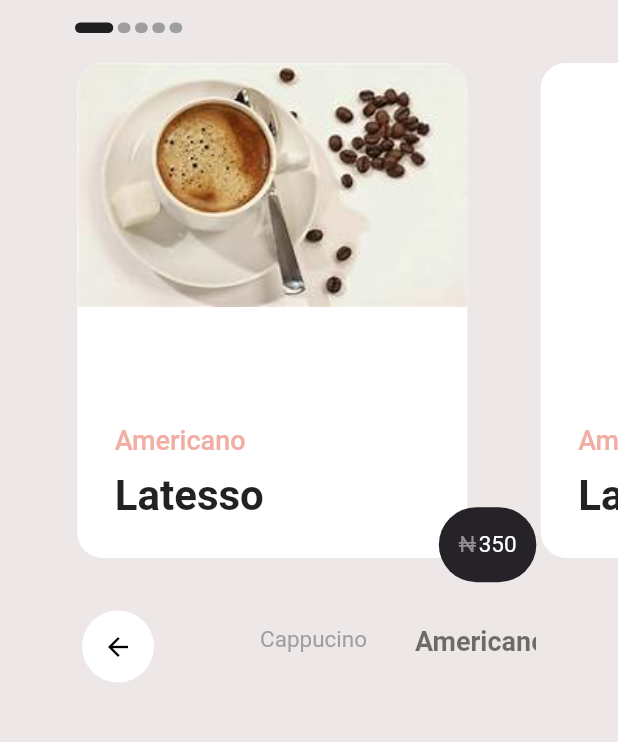
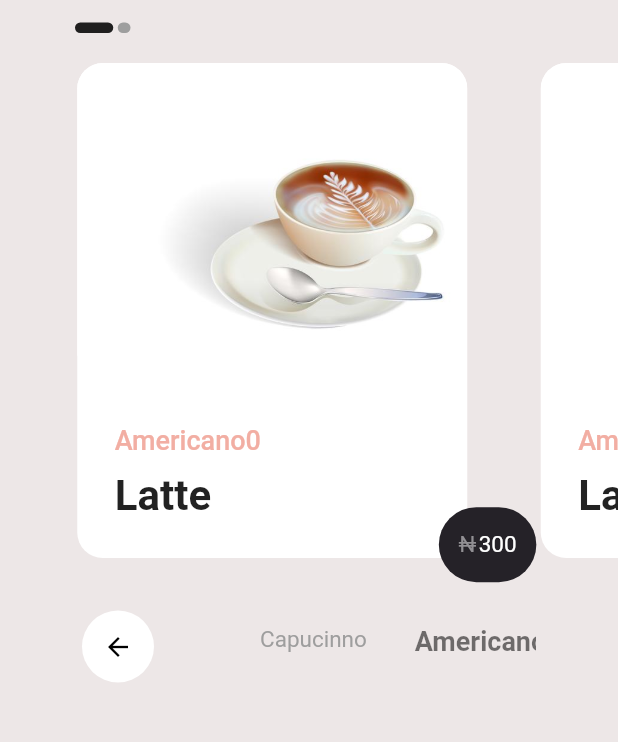
Before and after one commit to ikennaumeh/coffee_flutter, a Flutter app: the screen it shows after launch, after a tap on "Americano", on a phone screen of 412 x 824 dp, the part 141-883 px from its top. Run offline on Flutter 3.47's test engine with Material 2 defaults, Android fonts, the phone set to English and light mode, and no system bars; drawn by our look-alikes of smooth_page_indicator.

```diff
--- a/lib/Screens/home_screen.dart
+++ b/lib/Screens/home_screen.dart
@@ -2,10 +2,12 @@ import 'package:flutter/cupertino.dart';
 import 'package:flutter/material.dart';
 import 'package:flutterapp/Screens/detail_screen.dart';
 import 'package:flutterapp/coffee_card.dart';
-import 'package:flutterapp/coffee_model.dart';
+//import 'package:flutterapp/coffee_model.dart';
 import 'package:smooth_page_indicator/smooth_page_indicator.dart';
-
-
+import 'package:flutterapp/category_model.dart';
+import 'dart:convert';
+import 'package:flutter/services.dart';
+import 'dart:async' show Future;
 
 class HomeScreen extends StatefulWidget {
   @override
@@ -14,104 +16,43 @@ class HomeScreen extends StatefulWidget {
 
 class _HomeScreenState extends State<HomeScreen>
     with SingleTickerProviderStateMixin {
-  int _currentIndex = 0;
+
   int _categoryIndex = 0;
-  List<Coffee> coffeeList1 = List<Coffee>();
-  List<Coffee> coffeeList2 = List<Coffee>();
-  Category category1;
-  Category category2;
-  List<Category> categoryList = List<Category>();
+
 
   final _pageController =
       PageController(viewportFraction: 0.75, initialPage: 0);
 
+  Future<String> _loadFromAssets() async {
+    return await rootBundle.loadString("assets/data.json");
+  }
+
+  Future parseJson() async {
+    List<Category> _list = [];
+    String jsonString = await _loadFromAssets();
+    final jsonResponse = jsonDecode(jsonString);
+    for (var i = 0; i < jsonResponse["categories"].length; i++) {
+      _list.add(Category.fromJson(jsonResponse["categories"][i]));
+    }
+    setState(() {
+      listOfCategories = _list;
+    });
+
+    print(jsonResponse);
+  }
+
+  List<Category> listOfCategories = [];
+
+  @override
+  void initState() {
+    super.initState();
+    parseJson();
+  }
+
 
 
   @override
-  void initState() {
-    this.coffeeList1.add(
-          Coffee(
-              coffeeName: "Cappuccino",
-              coffeeImage: "images/coffee1.jpg",
-              coffeePrice: "150",
-              coffeesubText: "Latesso"),
-        );
-    this.coffeeList1.add(
-          Coffee(
-              coffeeName: "Cappuccino",
-              coffeeImage: "images/coffee2.jpg",
-              coffeePrice: "300",
-              coffeesubText: "Latesso"),
-        );
-    this.coffeeList1.add(
-          Coffee(
-              coffeeName: "Cappuccino",
-              coffeeImage: "images/coffee3.jpg",
-              coffeePrice: "450",
-              coffeesubText: "Latesso"),
-        );
-    this.coffeeList1.add(
-          Coffee(
-              coffeeName: "Cappuccino",
-              coffeeImage: "images/coffee4.jpg",
-              coffeePrice: "400",
-              coffeesubText: "Latesso"),
-        );
-    this.coffeeList1.add(
-          Coffee(
-              coffeeName: "Cappuccino",
-              coffeeImage: "images/coffee5.jpg",
-              coffeePrice: "100",
-              coffeesubText: "Latesso"),
-        );
-    this.coffeeList2.add(
-          Coffee(
-              coffeeName: "Americano",
-              coffeeImage: "images/coffee4.jpg",
-              coffeePrice: "350",
-              coffeesubText: "Latesso"),
-        );
-    this.coffeeList2.add(
-          Coffee(
-              coffeeName: "Americano",
-              coffeeImage: "images/coffee5.jpg",
-              coffeePrice: "550",
-              coffeesubText: "Latesso"),
-        );
-    this.coffeeList2.add(
-          Coffee(
-              coffeeName: "Americano",
-              coffeeImage: "images/coffee1.jpg",
-              coffeePrice: "500",
-              coffeesubText: "Latesso"),
-        );
-    this.coffeeList2.add(
-          Coffee(
-              coffeeName: "Americano",
-              coffeeImage: "images/coffee4.jpg",
-              coffeePrice: "550",
-              coffeesubText: "Latesso"),
-        );
-    this.coffeeList2.add(
-          Coffee(
-              coffeeName: "Americano",
-              coffeeImage: "images/coffee2.jpg",
-              coffeePrice: "350",
-              coffeesubText: "Latesso"),
-        );
-
-    this.category1 = Category('Cappucino', this.coffeeList1);
-    this.category2 = Category('Americano', this.coffeeList2);
-
-    this.categoryList.add(this.category1);
-    this.categoryList.add(this.category2);
-
-    super.initState();
-  }
-
-  @override
   Widget build(BuildContext context) {
-    List<Coffee> coffeeList = categoryList[_categoryIndex].coffeeList;
     return Scaffold(
       backgroundColor: Color.fromRGBO(237, 231, 231, 1),
       body: SafeArea(
@@ -151,7 +92,7 @@ class _HomeScreenState extends State<HomeScreen>
                 height: 20,
               ),
               Center(
-                child: _buildPageView(coffeeList),
+                child: _buildPageView(listOfCategories),
               ),
               SizedBox(
                 height: 9,
@@ -196,7 +137,7 @@ class _HomeScreenState extends State<HomeScreen>
                 height: 60,
                 child: ListView.builder(
                   scrollDirection: Axis.horizontal,
-                  itemCount: categoryList.length,
+                  itemCount: listOfCategories.length,
                   itemBuilder: (context, index) {
                     return InkWell(
                       onTap: () {
@@ -208,7 +149,7 @@ class _HomeScreenState extends State<HomeScreen>
                       child: Padding(
                         padding: EdgeInsets.all(16.0),
                         child: Text(
-                          categoryList[index].title,
+                          listOfCategories[index].name,
                           style: TextStyle(
                             fontWeight: _categoryIndex == index
                                 ? FontWeight.bold
@@ -234,7 +175,7 @@ class _HomeScreenState extends State<HomeScreen>
   SmoothPageIndicator _buildSmoothPageIndicator() {
     return SmoothPageIndicator(
       controller: _pageController,
-      count: CoffeeList.coffeeList.length,
+      count: listOfCategories.length,
       effect: ExpandingDotsEffect(
         dotHeight: 7.0,
         dotWidth: 8.5,
@@ -245,7 +186,7 @@ class _HomeScreenState extends State<HomeScreen>
     );
   }
 
-  Container _buildPageView(List<Coffee> coffeeList) {
+  Container _buildPageView(List<Category> coffeeList) {
     return Container(
       // margin: EdgeInsets.only(right:10),
       height: 350,
@@ -254,16 +195,17 @@ class _HomeScreenState extends State<HomeScreen>
       child: PageView.builder(
           controller: _pageController,
           itemCount: coffeeList.length,
-          onPageChanged: (index) {
-            setState(() {
-              _currentIndex = index;
-            });
-          },
+//          onPageChanged: (index) {
+//            setState(() {
+//              _currentIndex = index;
+//            });
+//          },
           itemBuilder: (context, index) {
-            Coffee coffee = coffeeList[index];
-            var name = coffee.coffeeName;
-            var image = coffee.coffeeImage;
-            var price = coffee.coffeePrice;
+         //   Contents coffee = Contents[index];
+            var name = listOfCategories[_categoryIndex].contents[index].name;
+            var image = listOfCategories[_categoryIndex].contents[index].image;
+            var price = listOfCategories[_categoryIndex].contents[index].price;
+            var subText = listOfCategories[_categoryIndex].contents[index].subText;
             return GestureDetector(
               onTap: () {
                 Navigator.push(
@@ -272,7 +214,7 @@ class _HomeScreenState extends State<HomeScreen>
                     return DetailScreen(
                       coffeeName: name,
                       coffeeImage: image,
-                      coffeePrice: price,
+                      coffeePrice: price.toString(),
                     );
                   }),
                 );
@@ -281,7 +223,7 @@ class _HomeScreenState extends State<HomeScreen>
                   coffeeName: name,
                   coffeeImage: image,
                   coffeePrice: price,
-                  coffeeSubtext: coffee.coffeesubText),
+                  coffeeSubtext: subText),
             );
           }),
     );
--- a/lib/category_model.dart
+++ b/lib/category_model.dart
@@ -0,0 +1,27 @@
+class Category {
+  String name;
+  List<Contents> contents;
+
+  Category.fromJson(Map json) {
+    List _list = <Contents>[];
+    json['contents'].forEach((item) {
+      _list.add(Contents.fromJson(item));
+    });
+    this.name = json["name"];
+    this.contents = _list;
+  }
+}
+
+class Contents {
+  String name;
+  String price;
+  String image;
+  String subText;
+
+  Contents.fromJson(Map json) {
+    this.name = json['name'];
+    this.price = json['price'];
+    this.image = json['image'];
+    this.subText = json['subText'];
+  }
+}
--- a/pubspec.yaml
+++ b/pubspec.yaml
@@ -48,6 +48,7 @@ flutter:
   # To add assets to your application, add an assets section, like this:
   assets:
     - images/
+    - assets/data.json
   fonts:
   - family: Inter
     fonts:
```
Also changed, not shown: assets/data.json (added, +88 -0 lines).
